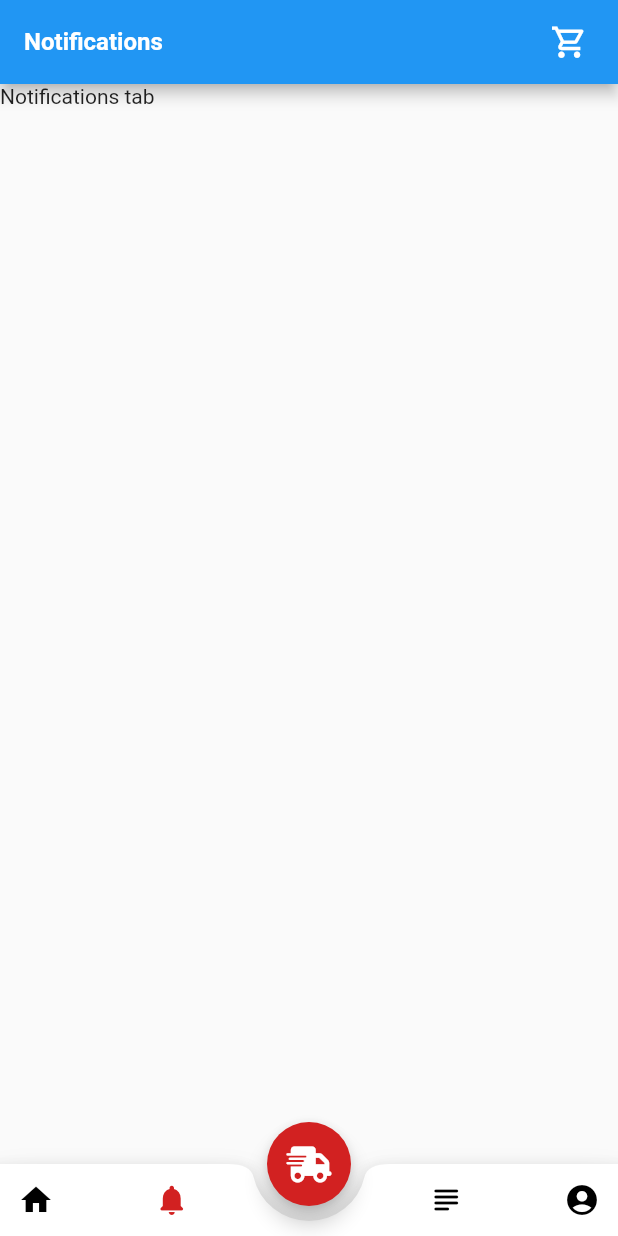
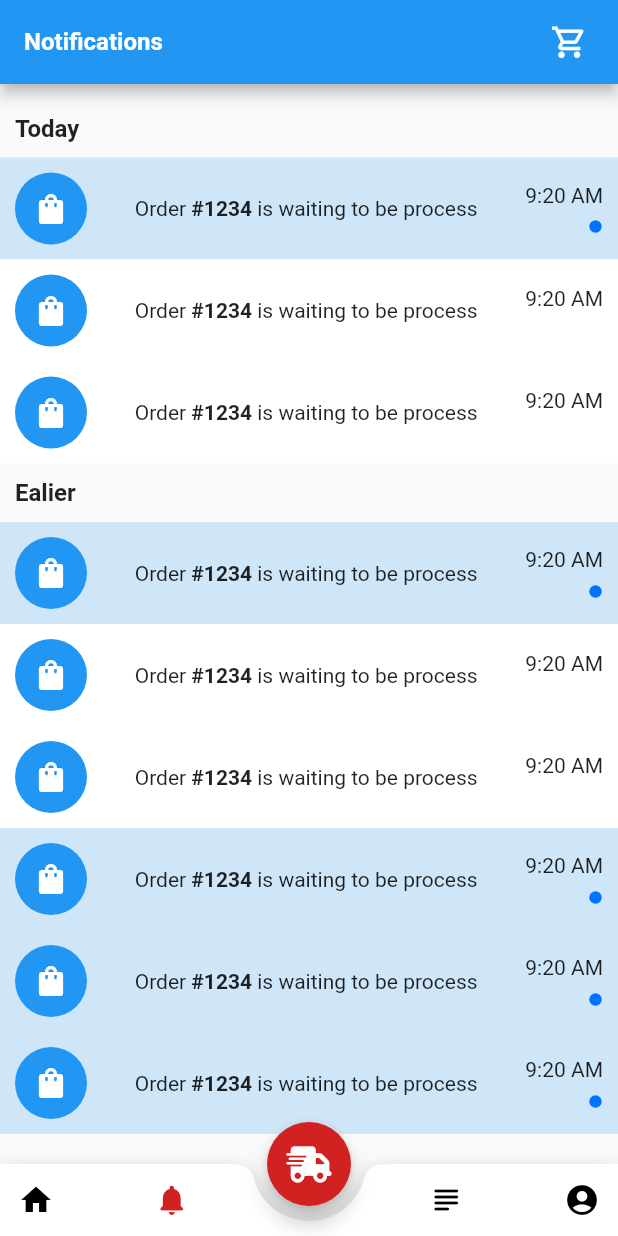
Before and after one commit to nomorechokedboy/fahasa-app, a Flutter app: the screen it shows after launch, swiped to page 2, on a phone screen of 412 x 824 dp. Run offline on Flutter 3.47's test engine with Material 2 defaults, Android fonts, the phone set to English and light mode, and no system bars; our stand-ins replace cached_network_image, flutter_native_splash, font_awesome_flutter; network calls fail.

Commit message:
notification: UI done

```diff
--- /dev/null
+++ b/lib/components/notification_card.dart
@@ -0,0 +1,71 @@
+import 'package:flutter/material.dart';
+
+class NotificationCard extends StatelessWidget {
+  final bool unread;
+  const NotificationCard({Key? key, this.unread = true}) : super(key: key);
+
+  @override
+  Widget build(BuildContext context) {
+    final notiImage = Container(
+      width: 48,
+      height: 48,
+      child: const Icon(
+        Icons.shopping_bag_rounded,
+        color: Colors.white,
+      ),
+      decoration: const BoxDecoration(
+        color: Colors.blue,
+        shape: BoxShape.circle,
+      ),
+    );
+
+    return Container(
+      color: unread ? Colors.blue.withAlpha(50) : Colors.white,
+      child: Padding(
+        padding: const EdgeInsets.all(10),
+        child: Row(
+          mainAxisAlignment: MainAxisAlignment.spaceBetween,
+          children: [
+            notiImage,
+            Flexible(
+              child: Padding(
+                padding: const EdgeInsets.symmetric(horizontal: 8),
+                child: RichText(
+                  text: TextSpan(
+                    text: 'Order ',
+                    style: DefaultTextStyle.of(context).style,
+                    children: const [
+                      TextSpan(
+                        // TODO: replace with order name
+                        text: '#1234',
+                        style: TextStyle(fontWeight: FontWeight.bold),
+                      ),
+                      TextSpan(text: ' is waiting to be process'),
+                    ],
+                  ),
+                ),
+              ),
+            ),
+            Column(
+              mainAxisAlignment: MainAxisAlignment.spaceBetween,
+              crossAxisAlignment: CrossAxisAlignment.end,
+              children: [
+                const Text('9:20 AM'),
+                SizedBox(height: unread ? 8 : 16),
+                Container(
+                  child: unread
+                      ? const Icon(
+                          Icons.circle,
+                          color: Color(0xff0074ff),
+                          size: 10,
+                        )
+                      : null,
+                )
+              ],
+            )
+          ],
+        ),
+      ),
+    );
+  }
+}
--- a/lib/containers/notifications.dart
+++ b/lib/containers/notifications.dart
@@ -1,3 +1,5 @@
+import 'package:fahasa_app/components/call_to_action.dart';
+import 'package:fahasa_app/components/notification_card.dart';
 import 'package:flutter/material.dart';
 
 class Notifications extends StatelessWidget {
@@ -5,8 +7,40 @@ class Notifications extends StatelessWidget {
 
   @override
   Widget build(BuildContext context) {
-    return Scaffold(
-      body: Text('Notifications tab'),
+    const bool hasNotification = true;
+
+    return hasNotification
+        ? ListView(
+            children: [
+              const SizedBox(height: 10),
+              timeStatusText('Today'),
+              const NotificationCard(),
+              const NotificationCard(unread: false),
+              const NotificationCard(unread: false),
+              timeStatusText('Ealier'),
+              const NotificationCard(),
+              const NotificationCard(unread: false),
+              const NotificationCard(unread: false),
+              const NotificationCard(),
+              const NotificationCard(),
+              const NotificationCard(),
+            ],
+          )
+        : const CallToAction(
+            message: 'There are nothing to tell you.',
+            buttonLabel: 'Go shopping now');
+  }
+
+  Padding timeStatusText(String data) {
+    return Padding(
+      padding: const EdgeInsets.all(10),
+      child: Text(
+        data,
+        style: const TextStyle(
+          fontSize: 16,
+          fontWeight: FontWeight.bold,
+        ),
+      ),
     );
   }
 }
--- a/pubspec.yaml
+++ b/pubspec.yaml
@@ -58,7 +58,7 @@ flutter_icons:
   image_path: 'assets/splash.png'
 
 flutter_native_splash:
-  color: '#d22121'
+  color: '#c92127'
   image: assets/splash.png
 
 # The following section is specific to Flutter.
```
Also changed, not shown: 32 other files.
